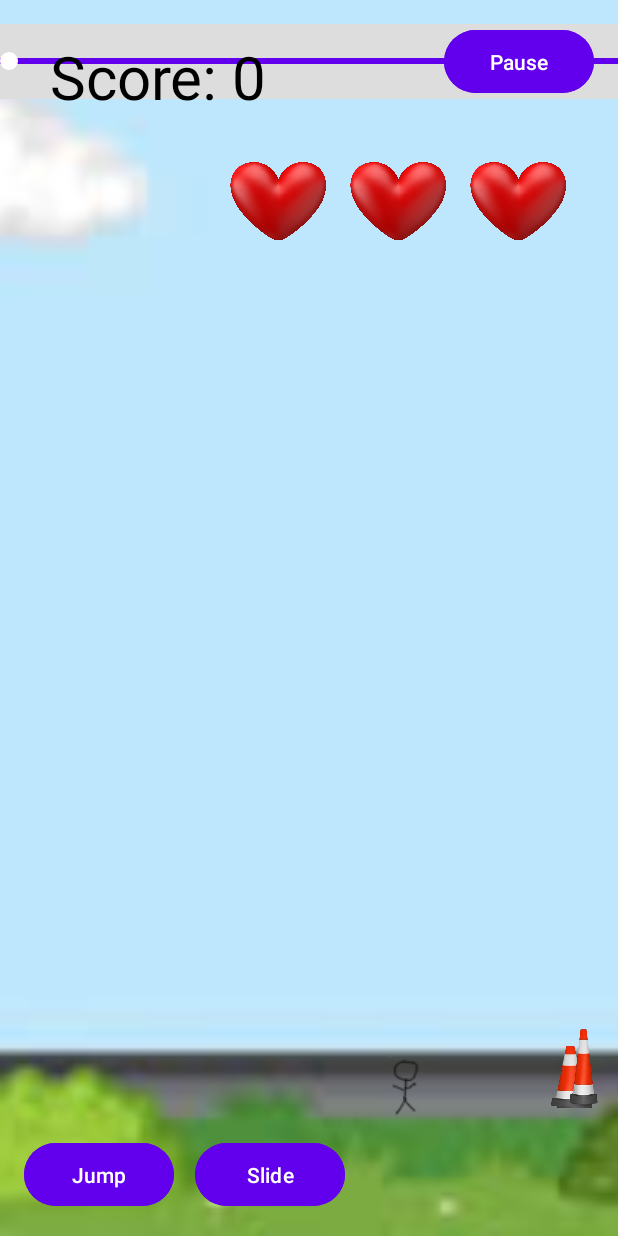
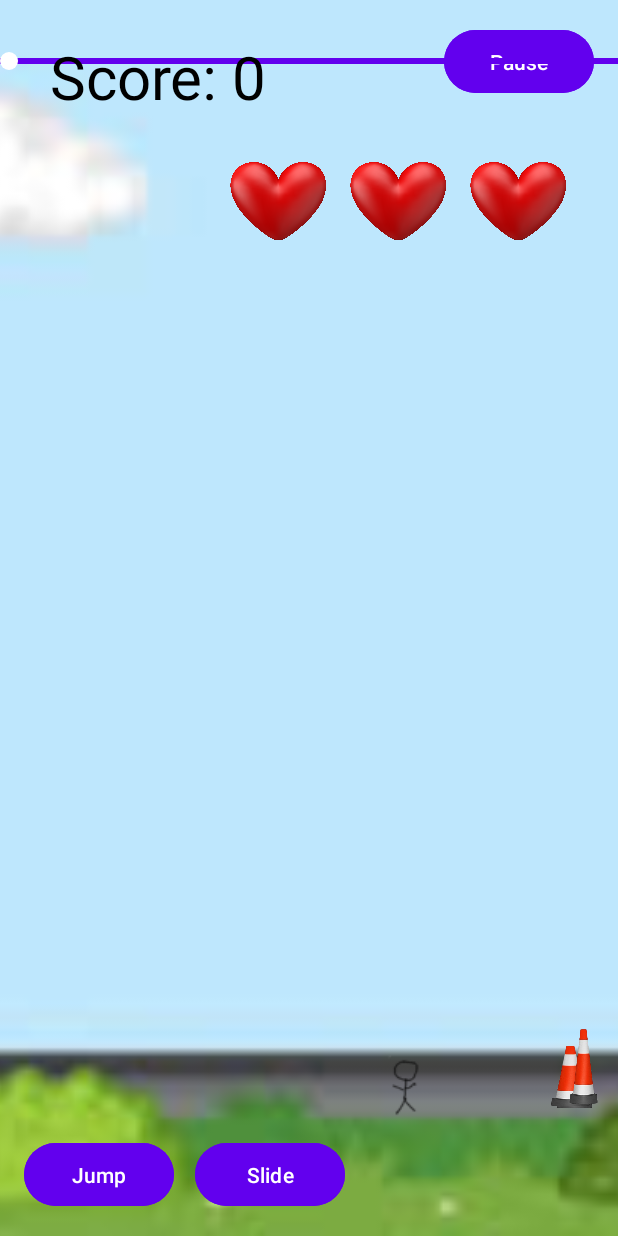
Before and after one commit to ihatetmat/MobileProject, an Android app: the MainActivity screen opened directly, with no data from a screen before it, on a phone screen of 412 x 824 dp. Run offline under Robolectric (Android 15) with nearby library versions, the phone set to English and light mode, and no system bars.

Commit message:
modify files

```diff
--- a/app/src/main/res/layout/activity_main.xml
+++ b/app/src/main/res/layout/activity_main.xml
@@ -6,6 +6,8 @@
     android:id="@+id/main"
     android:layout_width="match_parent"
     android:layout_height="match_parent"
+    android:clipChildren="false"
+    android:clipToPadding="false"
     tools:context=".activity.MainActivity">
 
     <FrameLayout
@@ -13,6 +15,8 @@
         android:layout_width="match_parent"
         android:layout_height="match_parent"
         android:orientation="horizontal"
+        android:clipChildren="false"
+        android:clipToPadding="false"
         android:background="@drawable/game_background">
 
         <!-- 게임 배경 -->
@@ -52,20 +56,30 @@
             android:backgroundTint="#FF6200EE"
             android:text="Slide"
             android:textColor="#FFFFFF" />
-
-
+        <!-- 설정 버튼 -->
+        <Button
+            android:id="@+id/pauseButton"
+            android:layout_width="100dp"
+            android:layout_height="50dp"
+            android:layout_gravity="top|end"
+            android:layout_margin="16dp"
+            android:backgroundTint="#FF6200EE"
+            android:text="Pause"
+            android:textColor="#FFFFFF" />
 
         <FrameLayout
             android:id="@+id/progressFrame"
-            android:layout_width="match_parent"
+            android:layout_width="640dp"
             android:layout_height="50dp"
             android:layout_gravity="top"
             android:layout_marginTop="16dp"
-            android:background="#FFDDDDDD"
-            app:layout_constraintTop_toTopOf="parent"
+            android:clipChildren="false"
+            android:clipToPadding="false"
+            android:paddingEnd="30dp"
+            android:background="@android:color/transparent"
+            app:layout_constraintEnd_toEndOf="parent"
             app:layout_constraintStart_toStartOf="parent"
-            app:layout_constraintEnd_toEndOf="parent">
-
+            app:layout_constraintTop_toTopOf="parent">
             <!-- 줄 표시 (Progress Bar 역할) -->
             <View
                 android:id="@+id/progressLine"
@@ -73,7 +87,6 @@
                 android:layout_height="4dp"
                 android:layout_gravity="center_vertical"
                 android:background="#FF6200EE" />
-
             <!-- 캐릭터 현재 위치 점 -->
             <View
                 android:id="@+id/characterPosition"
@@ -90,22 +103,18 @@
                 android:layout_gravity="center_vertical"
                 android:layout_marginStart="0dp"
                 android:background="@drawable/circle_shape_opponent"
-                android:visibility="gone"/>
+                android:visibility="gone" />
+            <!-- 도착지 그림 -->
+            <ImageView
+                android:id="@+id/endIcon"
+                android:layout_width="24dp"
+                android:layout_height="24dp"
+                android:layout_gravity="end"
+                android:layout_marginEnd="0dp"
+                android:contentDescription="End point"
+                android:src="@drawable/end_icon"
+                android:translationX="13dp" />
         </FrameLayout>
-
-        <!-- 설정 버튼 -->
-        <Button
-            android:id="@+id/pauseButton"
-            android:layout_width="100dp"
-            android:layout_height="50dp"
-            android:layout_gravity="top|end"
-            android:layout_margin="16dp"
-            android:backgroundTint="#FF6200EE"
-            android:text="Pause"
-            android:textColor="#FFFFFF" />
-
-
-
         <!-- 오버레이 화면 -->
         <FrameLayout
             android:id="@+id/overlay"
```
Also changed, not shown: app/src/main/res/drawable/end_icon.png (added).
